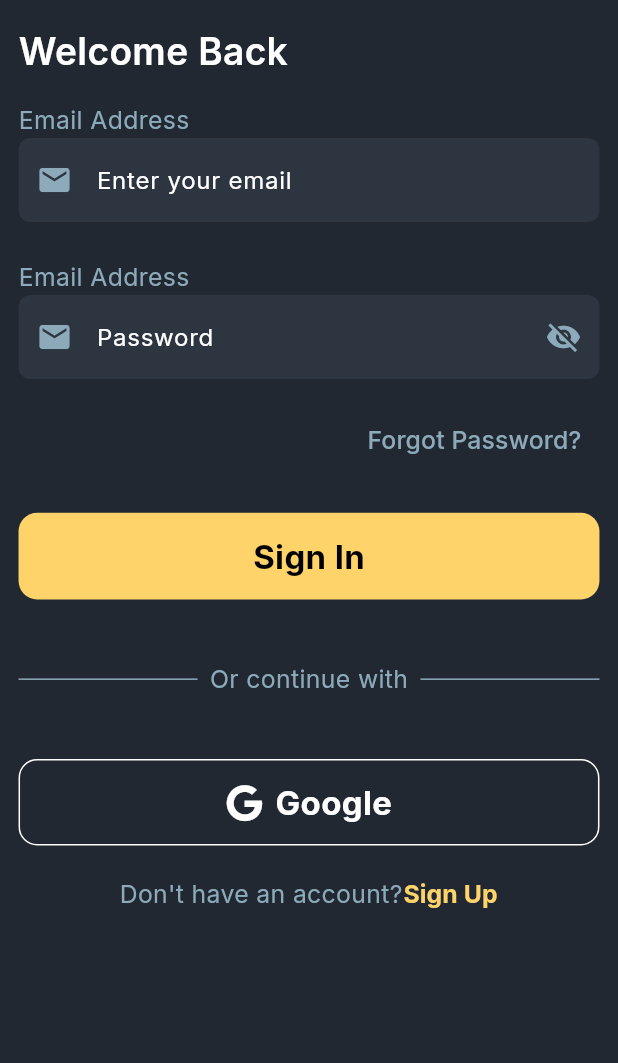
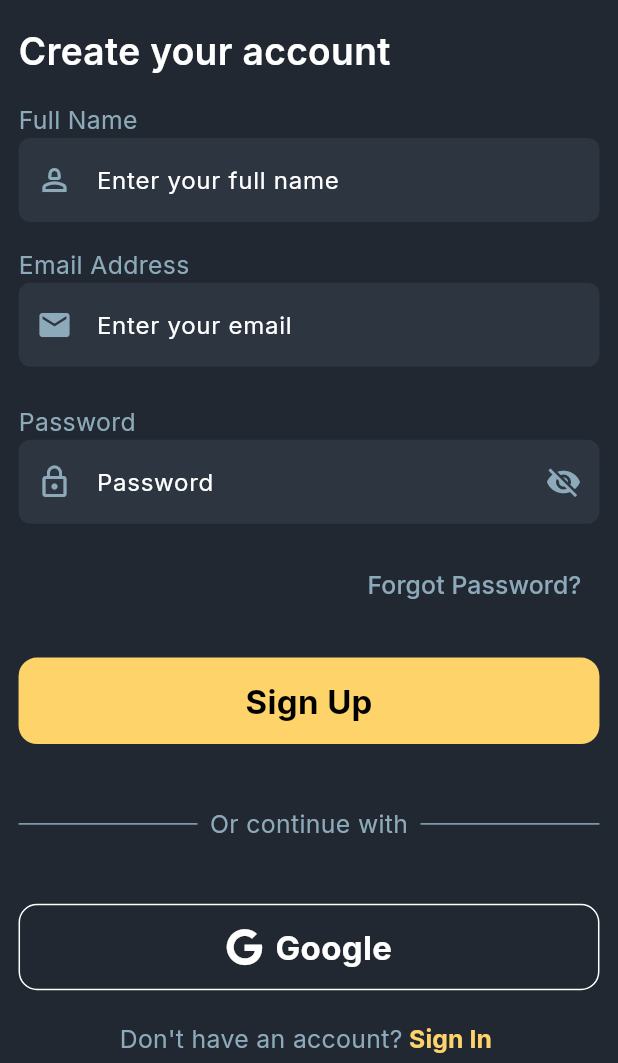
Before and after one commit to SyedAbdalAhmedShah/task_manager, a Flutter app: the SignInView screen opened directly, after a tap on "Sign Up", on a phone screen of 412 x 824 dp, the part 173-1236 px from its top. Run offline on Flutter 3.47's test engine with Material 3 defaults, Android fonts, the phone set to English and light mode, and no system bars; our stand-ins replace font_awesome_flutter, gap, google_fonts, sizer.

Commit message:
sign up view donee

```diff
--- /dev/null
+++ b/lib/components/forgot_password.dart
@@ -0,0 +1,27 @@
+import 'package:flutter/material.dart';
+import 'package:sizer/sizer.dart';
+import 'package:task_manager/constants/app_colors.dart';
+import 'package:task_manager/constants/app_strings.dart';
+
+class ForgotPassword extends StatelessWidget {
+  const ForgotPassword({super.key});
+
+  @override
+  Widget build(BuildContext context) {
+    return Align(
+      alignment: Alignment.centerRight,
+      child: TextButton(
+        onPressed: () {
+          // TODO: Implement forgot password functionality
+        },
+        child: Text(
+          forgotPassword,
+          style: TextStyle(
+            color: textColorSecondary,
+            fontSize: 12.sp,
+          ),
+        ),
+      ),
+    );
+  }
+}
--- a/lib/components/primary_button.dart
+++ b/lib/components/primary_button.dart
@@ -16,7 +16,7 @@ class PrimaryButton extends StatelessWidget {
   Widget build(BuildContext context) {
     return InkWell(
       borderRadius: BorderRadius.circular(3.w),
-      onTap: onPressed,
+       onTap: onPressed,
       child: Container(
         width: double.infinity,
         height: 7.h,
--- a/lib/components/signup_prompt.dart
+++ b/lib/components/signup_prompt.dart
@@ -4,7 +4,9 @@ import 'package:task_manager/constants/app_colors.dart';
 import 'package:task_manager/constants/app_strings.dart';
 
 class SignupPrompt extends StatelessWidget {
-  const SignupPrompt({super.key});
+  final Function() onPressed;
+  final String text;
+  const SignupPrompt({super.key, required this.onPressed, required this.text});
 
   @override
   Widget build(BuildContext context) {
@@ -19,14 +21,12 @@ class SignupPrompt extends StatelessWidget {
           ),
         ),
         TextButton(
-          onPressed: () {
-            // TODO: Implement navigation to sign up page
-          },
+          onPressed: onPressed,
           style: TextButton.styleFrom(
             padding: EdgeInsets.zero,
           ),
           child: Text(
-            signUpNow,
+            text,
             style: TextStyle(
               color: primaryColor,
               fontSize: 12.sp,
--- a/lib/constants/app_strings.dart
+++ b/lib/constants/app_strings.dart
@@ -2,7 +2,11 @@ const appName = '\n DayTask';
 const appTagline = 'Manage your \nTask with';
 const getStarted = 'Get Started';
 const welcomeBack = 'Welcome Back';
+const createAccount = 'Create your account';
 const email = 'Email Address';
+const fullName = 'Full Name';
+const enterFullName = 'Enter your full name';
+
 const password = 'Password';
 const forgotPassword = 'Forgot Password?';
 const signIn = 'Sign In';
--- a/lib/utils/extensions.dart
+++ b/lib/utils/extensions.dart
@@ -8,8 +8,10 @@ extension ContextExtension on BuildContext {
   double get height => size.height;
   double get width => size.width;
 
-  void navigateTo(Widget widget) => Navigator.push(
+  void push(Widget widget) => Navigator.push(
         this,
         MaterialPageRoute(builder: (context) => widget),
       );
+
+  void pop() => Navigator.pop(this);
 }
--- a/lib/views/auth/sign_in_view.dart
+++ b/lib/views/auth/sign_in_view.dart
@@ -2,6 +2,7 @@ import 'package:flutter/material.dart';
 import 'package:gap/gap.dart';
 import 'package:sizer/sizer.dart';
 import 'package:task_manager/components/app_text_field.dart';
+import 'package:task_manager/components/forgot_password.dart';
 import 'package:task_manager/components/logo_image.dart';
 import 'package:task_manager/components/or_divider.dart';
 import 'package:task_manager/components/primary_button.dart';
@@ -9,6 +10,8 @@ import 'package:task_manager/components/secondary_button.dart';
 import 'package:task_manager/components/signup_prompt.dart';
 import 'package:task_manager/constants/app_colors.dart';
 import 'package:task_manager/constants/app_strings.dart';
+import 'package:task_manager/utils/extensions.dart';
+import 'package:task_manager/views/auth/sign_up_view.dart';
 
 class SignInView extends StatelessWidget {
   const SignInView({super.key});
@@ -65,21 +68,7 @@ class SignInView extends StatelessWidget {
                 suffixIcon: Icons.visibility_off,
               ),
               Gap(2.h),
-              Align(
-                alignment: Alignment.centerRight,
-                child: TextButton(
-                  onPressed: () {
-                    // TODO: Implement forgot password functionality
-                  },
-                  child: Text(
-                    forgotPassword,
-                    style: TextStyle(
-                      color: textColorSecondary,
-                      fontSize: 12.sp,
-                    ),
-                  ),
-                ),
-              ),
+              const ForgotPassword(),
               Gap(3.h),
               PrimaryButton(
                 text: signIn,
@@ -93,7 +82,12 @@ class SignInView extends StatelessWidget {
                 onPressed: () {},
               ),
               Gap(1.h),
-              const SignupPrompt(),
+              SignupPrompt(
+                onPressed: () {
+                  context.push(const SignUpView());
+                },
+                text: signUp,
+              ),
             ],
           ),
         ),
--- /dev/null
+++ b/lib/views/auth/sign_up_view.dart
@@ -0,0 +1,113 @@
+import 'package:flutter/material.dart';
+import 'package:font_awesome_flutter/font_awesome_flutter.dart';
+import 'package:gap/gap.dart';
+import 'package:sizer/sizer.dart';
+import 'package:task_manager/components/app_text_field.dart';
+import 'package:task_manager/components/forgot_password.dart';
+import 'package:task_manager/components/logo_image.dart';
+import 'package:task_manager/components/or_divider.dart';
+import 'package:task_manager/components/primary_button.dart';
+import 'package:task_manager/components/secondary_button.dart';
+import 'package:task_manager/components/signup_prompt.dart';
+import 'package:task_manager/constants/app_colors.dart';
+import 'package:task_manager/constants/app_strings.dart';
+import 'package:task_manager/utils/extensions.dart';
+
+class SignUpView extends StatelessWidget {
+  const SignUpView({super.key});
+
+  @override
+  Widget build(BuildContext context) {
+    return Scaffold(
+      body: SingleChildScrollView(
+        child: SafeArea(
+          child: Padding(
+            padding: EdgeInsets.symmetric(horizontal: 3.w),
+            child: Column(
+              crossAxisAlignment: CrossAxisAlignment.start,
+              children: [
+                Row(
+                  mainAxisAlignment: MainAxisAlignment.center,
+                  children: [
+                    LogoImage(
+                      size: 14.h,
+                    ),
+                  ],
+                ),
+                Gap(2.h),
+                Text(
+                  createAccount,
+                  style: TextStyle(
+                    fontSize: 18.sp,
+                    fontWeight: FontWeight.w600,
+                    color: Colors.white,
+                  ),
+                ),
+                Gap(2.h),
+                Text(
+                  fullName,
+                  style: TextStyle(
+                    fontSize: 12.sp,
+                    color: textColorSecondary,
+                  ),
+                ),
+                const AppTextField(
+                  hintText: enterFullName,
+                  prefixIcon: Icons.person_2_outlined,
+                ),
+                Gap(2.h),
+                Text(
+                  email,
+                  style: TextStyle(
+                    fontSize: 12.sp,
+                    color: textColorSecondary,
+                  ),
+                ),
+                const AppTextField(
+                  hintText: enterEmail,
+                  prefixIcon: Icons.email,
+                ),
+                Gap(3.h),
+                Text(
+                  password,
+                  style: TextStyle(
+                    fontSize: 12.sp,
+                    color: textColorSecondary,
+                  ),
+                ),
+                const AppTextField(
+                  hintText: password,
+                  prefixIcon: Icons.lock_outline,
+                  suffixIcon: Icons.visibility_off,
+                ),
+                Gap(2.h),
+                const ForgotPassword(),
+                Gap(3.h),
+                PrimaryButton(
+                  text: signUp,
+                  onPressed: () {},
+                ),
+                Gap(5.h),
+                const OrDivider(),
+                Gap(5.h),
+                SecondaryButton(
+                  text: continueWithGoogle,
+                  onPressed: () {},
+                ),
+                Gap(1.h),
+                SignupPrompt(
+                  onPressed: () {
+                    context.pop();
+                  },
+                  text: signIn,
+                ),
+              ],
+            ),
+          ),
+        ),
+      ),
+    );
+
+    ;
+  }
+}
--- a/lib/views/onboarding/onboarding.dart
+++ b/lib/views/onboarding/onboarding.dart
@@ -63,7 +63,7 @@ class Onboarding extends StatelessWidget {
                 PrimaryButton(
                   text: getStarted,
                   onPressed: () {
-                    context.navigateTo(const SignInView());
+                    context.push(const SignInView());
                   },
                 ),
               ],
```
Also changed, not shown: lib/components/app_text_field.dart (+6 -1 lines).
